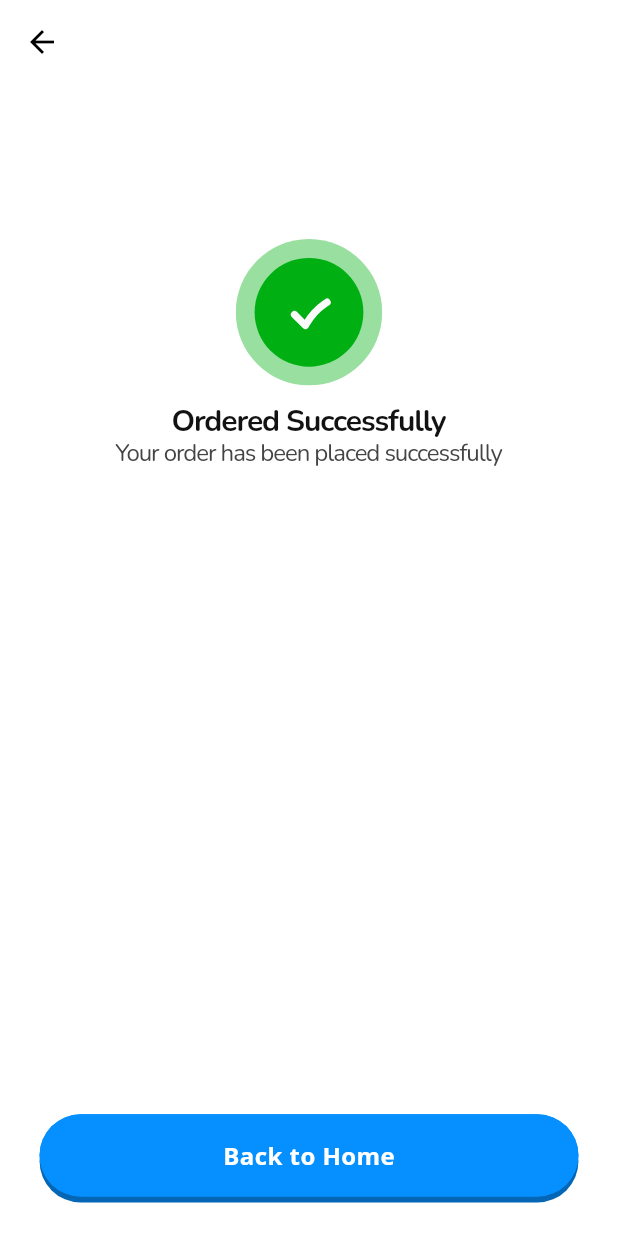
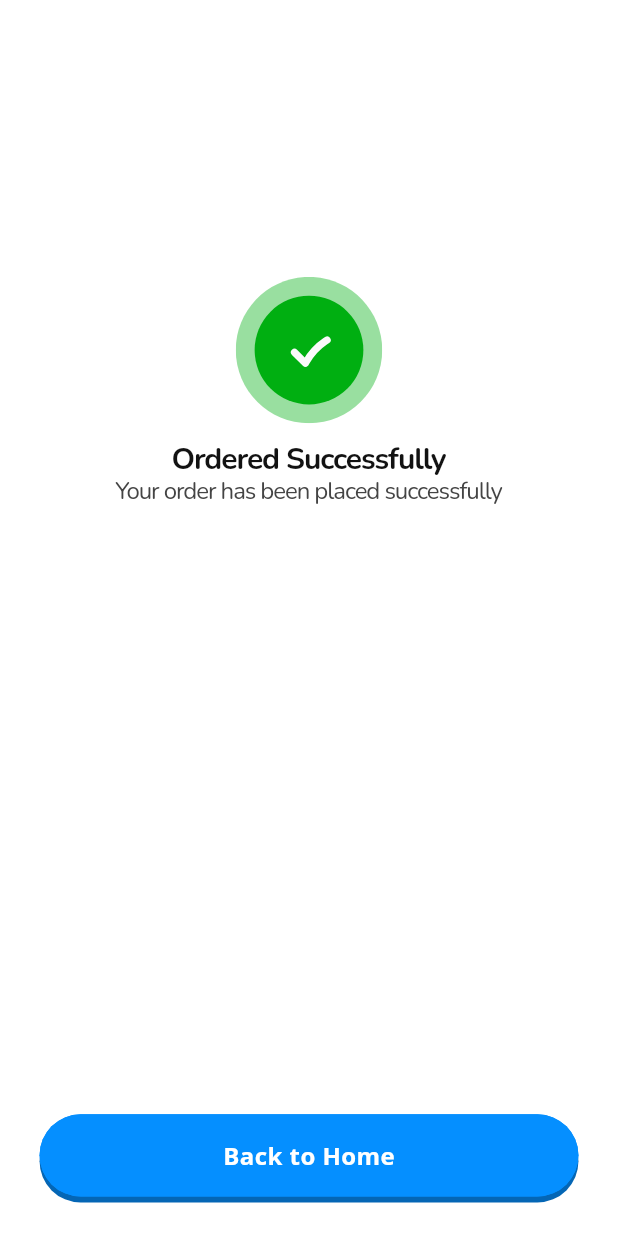
Before and after one commit to bukizz-store/bukizz_app, a Flutter app: the TickScreen screen opened directly, on a phone screen of 412 x 824 dp. Run offline on Flutter 3.47's test engine with Material 3 defaults, Android fonts, the phone set to English and light mode, and no system bars; our stand-ins replace cached_network_image, carousel_slider, cloud_firestore, dots_indicator, firebase_auth, firebase_core and 15 more; missing offline and left inert: dart:ffi, upi_india; accounts and stored records are empty; Roboto replaces fonts that are missing (Open Sans); project files that could hold a hidden picture were left out.

Commit message:
minor fixes

```diff
--- a/lib/widgets/tick_screen/tick.dart
+++ b/lib/widgets/tick_screen/tick.dart
@@ -23,13 +23,13 @@ class _TickScreenState extends State<TickScreen> {
       canPop: false,
       child: Scaffold(
         backgroundColor: Colors.white,
-        appBar: AppBar(
-
-        ),
+        // appBar: AppBar(
+        //
+        // ),
         body: Column(
           crossAxisAlignment: CrossAxisAlignment.center,
           children: [
-            SizedBox(height: dimensions.height10*10,),
+            SizedBox(height: dimensions.height10*18,),
             Center(
               child: Container(
                 width: dimensions.width10*10,
```
